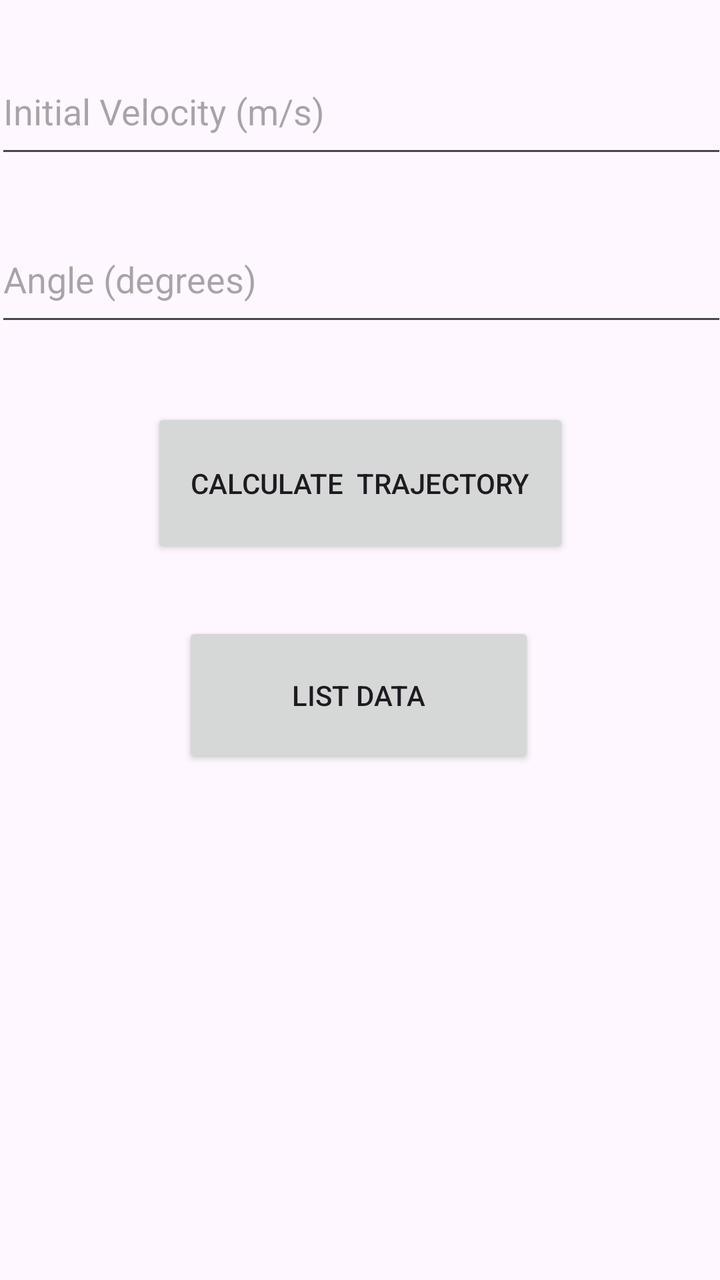
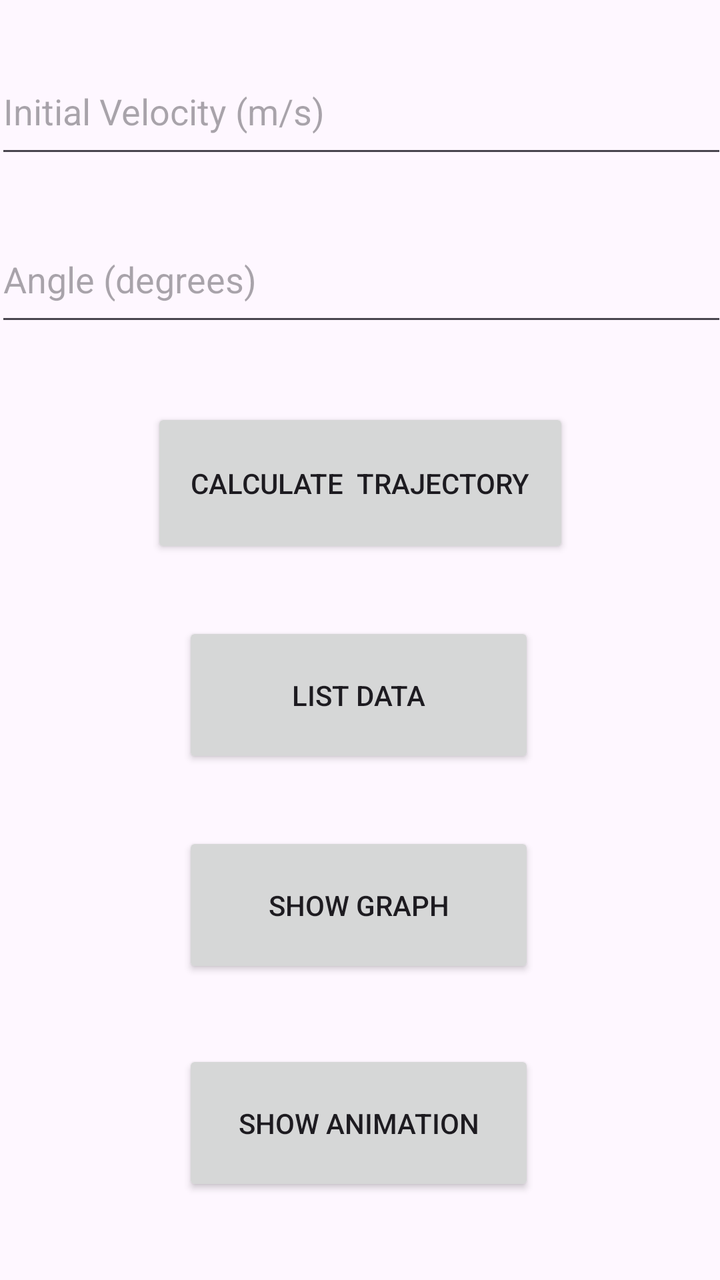

An Android layout rendered at two revisions. The XML below is the earlier revision; the diff shows what the commit changed to produce the second picture.
<!-- AndroidManifest.xml: application theme Theme.MTMP_Zadanie_1 -->
<!-- res/layout/activity_calculate_trajectory.xml -->
<?xml version="1.0" encoding="utf-8"?>
<androidx.constraintlayout.widget.ConstraintLayout xmlns:android="http://schemas.android.com/apk/res/android"
    xmlns:app="http://schemas.android.com/apk/res-auto"
    xmlns:tools="http://schemas.android.com/tools"
    android:id="@+id/main"
    android:layout_width="match_parent"
    android:layout_height="match_parent"
    tools:context=".CalculateTrajectory">

    <Button
        android:id="@+id/buttonList"
        android:layout_width="176dp"
        android:layout_height="73dp"
        android:layout_marginTop="32dp"
        android:text="List Data"
        app:layout_constraintEnd_toEndOf="parent"
        app:layout_constraintHorizontal_bias="0.497"
        app:layout_constraintStart_toStartOf="parent"
        app:layout_constraintTop_toBottomOf="@+id/buttonCalculate" />

    <EditText
        android:id="@+id/editTextAngle"
        android:layout_width="366dp"
        android:layout_height="60dp"
        android:layout_marginTop="24dp"
        android:ems="10"
        android:hint="Angle (degrees)"
        android:inputType="number"
        app:layout_constraintEnd_toEndOf="parent"
        app:layout_constraintHorizontal_bias="0.488"
        app:layout_constraintStart_toStartOf="parent"
        app:layout_constraintTop_toBottomOf="@+id/editTextInitialVelocity" />

    <EditText
        android:id="@+id/editTextInitialVelocity"
        android:layout_width="366dp"
        android:layout_height="60dp"
        android:layout_marginTop="24dp"
        android:ems="10"
        android:hint="Initial Velocity (m/s)"
        android:inputType="number"
        app:layout_constraintEnd_toEndOf="parent"
        app:layout_constraintHorizontal_bias="0.488"
        app:layout_constraintStart_toStartOf="parent"
        app:layout_constraintTop_toTopOf="parent" />

    <Button
        android:id="@+id/buttonCalculate"
        android:layout_width="209dp"
        android:layout_height="75dp"
        android:layout_marginTop="36dp"
        android:text="Calculate  Trajectory"
        app:layout_constraintEnd_toEndOf="parent"
        app:layout_constraintStart_toStartOf="parent"
        app:layout_constraintTop_toBottomOf="@+id/editTextAngle" />

</androidx.constraintlayout.widget.ConstraintLayout>
<!-- resources referenced by this layout -->
<resources>
  <style name="Theme.MTMP_Zadanie_1" parent="Base.Theme.MTMP_Zadanie_1" />
  <style name="Base.Theme.MTMP_Zadanie_1" parent="Theme.Material3.DayNight.NoActionBar">
          
          
      </style>
</resources>

<!-- the commit's change to res/layout/activity_calculate_trajectory.xml (unified diff, before → after) -->
@@ -17,6 +17,28 @@
         app:layout_constraintHorizontal_bias="0.497"
         app:layout_constraintStart_toStartOf="parent"
         app:layout_constraintTop_toBottomOf="@+id/buttonCalculate" />
+
+    <Button
+        android:id="@+id/buttonGraph"
+        android:layout_width="176dp"
+        android:layout_height="73dp"
+        android:layout_marginTop="32dp"
+        android:text="Show Graph"
+        app:layout_constraintEnd_toEndOf="parent"
+        app:layout_constraintHorizontal_bias="0.497"
+        app:layout_constraintStart_toStartOf="parent"
+        app:layout_constraintTop_toBottomOf="@+id/buttonList" />
+
+    <Button
+        android:id="@+id/buttonAnimation"
+        android:layout_width="176dp"
+        android:layout_height="73dp"
+        android:layout_marginTop="36dp"
+        android:text="Show Animation"
+        app:layout_constraintEnd_toEndOf="parent"
+        app:layout_constraintHorizontal_bias="0.497"
+        app:layout_constraintStart_toStartOf="parent"
+        app:layout_constraintTop_toBottomOf="@+id/buttonGraph" />
 
     <EditText
         android:id="@+id/editTextAngle"
